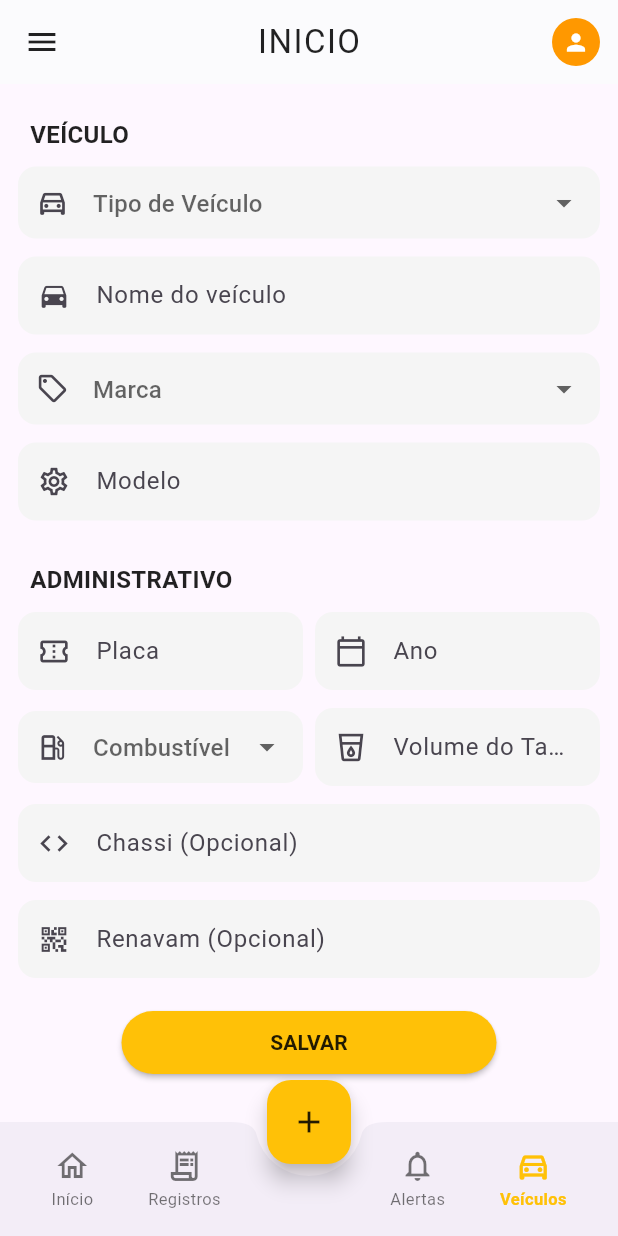
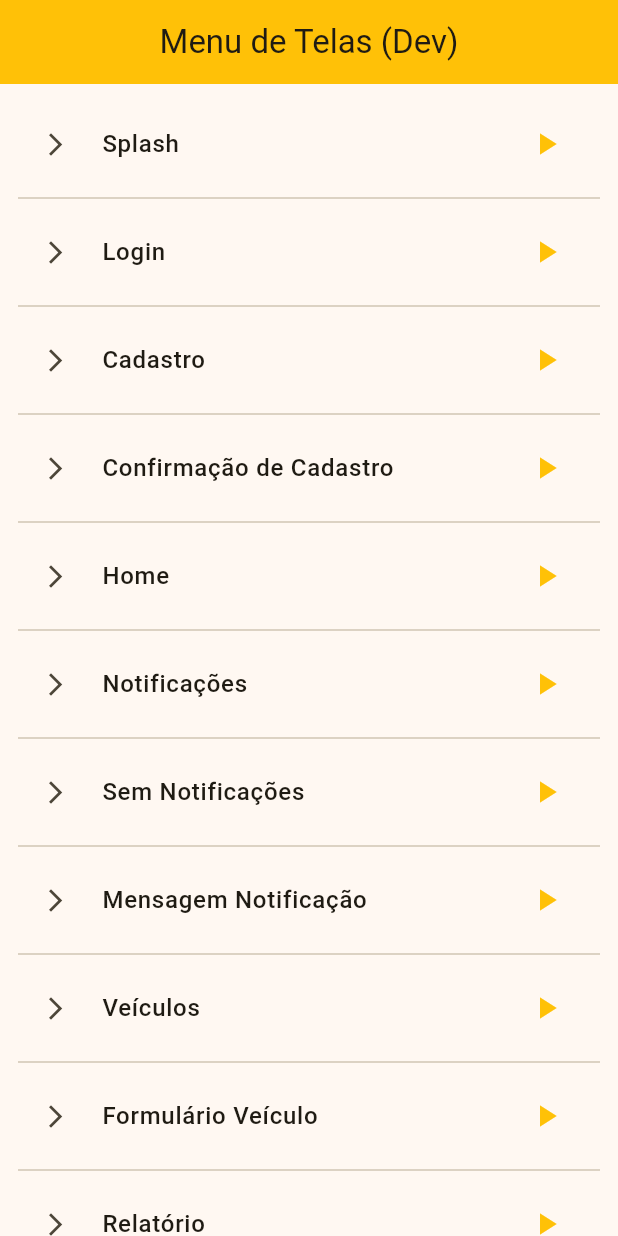
Before and after one commit to SamuelHenrique007/Mobile-app, a Flutter app: the screen it shows after launch, on a phone screen of 412 x 824 dp. Run offline on Flutter 3.47's test engine with Material 3 defaults, Android fonts, the phone set to English and light mode, and no system bars.

Commit message:
navegação

```diff
--- a/driveup/lib/main.dart
+++ b/driveup/lib/main.dart
@@ -1,27 +1,51 @@
-import 'package:driveup/screens/splash_screen.dart';
 import 'package:flutter/material.dart';
-//import 'screens/login_screen.dart';
-//import 'screens/cadastro_page.dart';
-//import 'screens/home_screen.dart';
-//import 'screens/cadastro_confirm_page.dart';
-//import 'screens/notificacoes_page.dart';
-//import 'screens/empty_notifications_page.dart';
-//import 'screens/mensagem_notificacao_page.dart';
-//import 'screens/veiculos_page.dart';
+
+// Importar todas as telas
+import 'screens/splash_screen.dart';
+import 'screens/login_screen.dart';
+import 'screens/cadastro_page.dart';
+import 'screens/home_screen.dart';
+import 'screens/cadastro_confirm_page.dart';
+import 'screens/notificacoes_page.dart';
+import 'screens/empty_notifications_page.dart';
+import 'screens/mensagem_notificacao_page.dart';
+import 'screens/veiculos_page.dart';
 import 'screens/form_veiculo_page.dart';
+import 'screens/relatorios_page.dart';
+import 'screens/menu_dev_page.dart'; // (vamos criar já já)
 
-void main() {
-  runApp(const MyApp());
-}
+void main() => runApp(const MyApp());
 
 class MyApp extends StatelessWidget {
   const MyApp({super.key});
 
   @override
   Widget build(BuildContext context) {
-    return const MaterialApp(
+    return MaterialApp(
+      title: 'DriveUp',
       debugShowCheckedModeBanner: false,
-      home: FormVeiculoPage(),
+      theme: ThemeData(
+        useMaterial3: true,
+        colorScheme: ColorScheme.fromSeed(seedColor: Colors.amber),
+      ),
+
+      // A tela inicial será o MENU DE DESENVOLVIMENTO
+      initialRoute: '/menu',
+
+      routes: {
+        '/menu': (context) => const MenuDevPage(),
+        '/splash': (context) => const SplashScreen(),
+        '/login': (context) => const LoginScreen(),
+        '/cadastro': (context) => const CadastroPage(),
+        '/cadastroConfirm': (context) => const CadastroConfirmPage(),
+        '/home': (context) => const HomePage(),
+        '/notificacoes': (context) => const NotificacoesPage(),
+        '/emptyNotifications': (context) => const EmptyNotificationsPage(),
+        '/mensagemNotificacao': (context) => const MensagemNotificacaoPage(),
+        '/veiculos': (context) => const VeiculosPage(),
+        '/formVeiculo': (context) => const FormVeiculoPage(),
+        '/relatorio': (context) => const RelatoriosPage(),
+      },
     );
   }
 }
--- /dev/null
+++ b/driveup/lib/screens/menu_dev_page.dart
@@ -0,0 +1,47 @@
+import 'package:flutter/material.dart';
+
+class MenuDevPage extends StatelessWidget {
+  const MenuDevPage({super.key});
+
+  @override
+  Widget build(BuildContext context) {
+    final List<Map<String, String>> telas = [
+      {'nome': 'Splash', 'rota': '/splash'},
+      {'nome': 'Login', 'rota': '/login'},
+      {'nome': 'Cadastro', 'rota': '/cadastro'},
+      {'nome': 'Confirmação de Cadastro', 'rota': '/cadastroConfirm'},
+      {'nome': 'Home', 'rota': '/home'},
+      {'nome': 'Notificações', 'rota': '/notificacoes'},
+      {'nome': 'Sem Notificações', 'rota': '/emptyNotifications'},
+      {'nome': 'Mensagem Notificação', 'rota': '/mensagemNotificacao'},
+      {'nome': 'Veículos', 'rota': '/veiculos'},
+      {'nome': 'Formulário Veículo', 'rota': '/formVeiculo'},
+      {'nome': 'Relatório', 'rota': '/relatorio'},
+    ];
+
+    return Scaffold(
+      appBar: AppBar(
+        title: const Text('Menu de Telas (Dev)'),
+        backgroundColor: Colors.amber,
+        centerTitle: true,
+      ),
+      body: ListView.separated(
+        padding: const EdgeInsets.all(12),
+        itemCount: telas.length,
+        separatorBuilder: (_, __) => const Divider(),
+        itemBuilder: (context, index) {
+          final tela = telas[index];
+          return ListTile(
+            leading: const Icon(Icons.arrow_forward_ios, size: 18),
+            title: Text(
+              tela['nome']!,
+              style: const TextStyle(fontWeight: FontWeight.w500),
+            ),
+            trailing: const Icon(Icons.play_arrow, color: Colors.amber),
+            onTap: () => Navigator.pushNamed(context, tela['rota']!),
+          );
+        },
+      ),
+    );
+  }
+}
```
